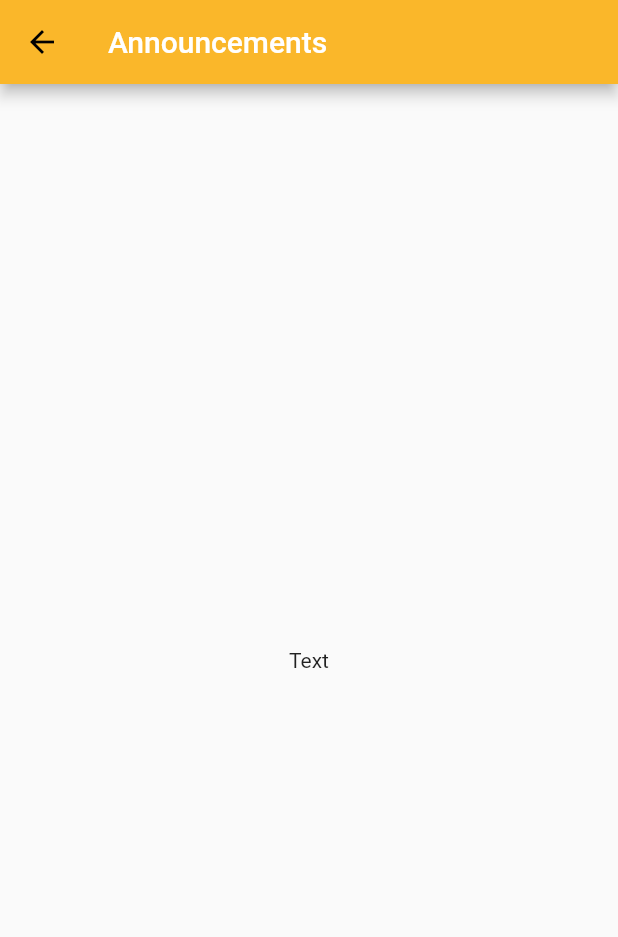
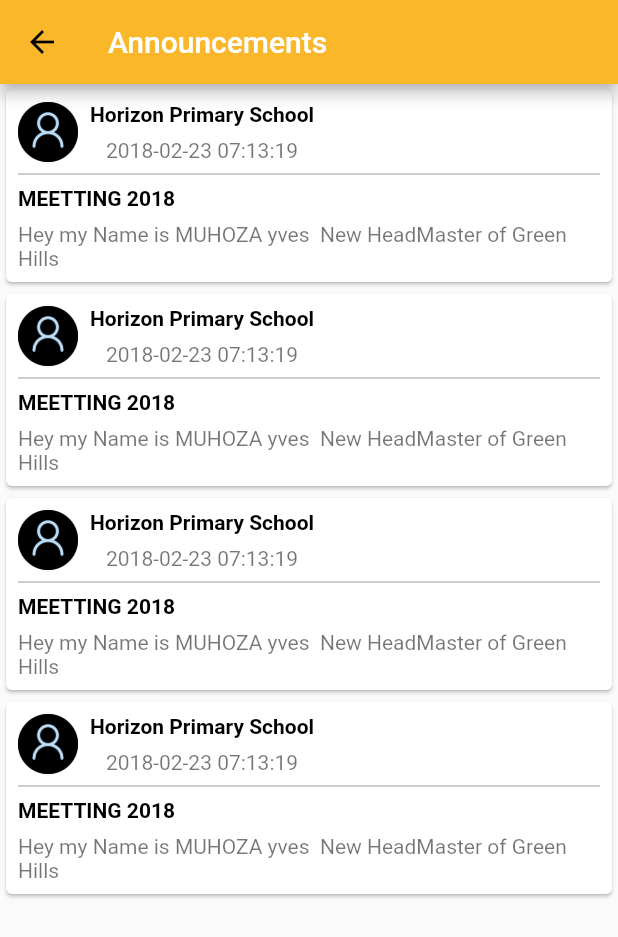
Before and after one commit to mucyomiller/shuriapp, a Flutter app: the AnnouncementScreen screen opened directly, on a phone screen of 412 x 824 dp. Shown: the top 937 px of the screen. Run offline on Flutter 3.47's test engine with Material 2 defaults, Android fonts, the light colour scheme and no system bars; our stand-ins replace cached_network_image, country_code_picker, flutter_spinkit, google_maps_flutter, google_nav_bar, introduction_screen and 3 more; accounts and stored records are empty.

Commit message:
[finishes] announcement screen UI

```diff
--- a/lib/src/screens/announcement_screen.dart
+++ b/lib/src/screens/announcement_screen.dart
@@ -1,4 +1,5 @@
 import 'package:flutter/material.dart';
+import 'package:shuriapp/src/widgets/announcement_card.dart';
 
 class AnnouncementScreen extends StatelessWidget {
   @override
@@ -11,8 +12,13 @@ class AnnouncementScreen extends StatelessWidget {
         ),
       ),
       body: Container(
-        child: Center(
-          child: Text('Text'),
+        child: ListView(
+          children: <Widget>[
+            AnnouncementCard(),
+            AnnouncementCard(),
+            AnnouncementCard(),
+            AnnouncementCard(),
+          ],
         ),
       ),
     );
--- /dev/null
+++ b/lib/src/widgets/announcement_card.dart
@@ -0,0 +1,62 @@
+import 'package:flutter/material.dart';
+
+class AnnouncementCard extends StatelessWidget {
+  @override
+  Widget build(BuildContext context) {
+    return Card(
+      child: Padding(
+        padding: const EdgeInsets.all(8.0),
+        child: Column(
+          children: <Widget>[
+            Row(
+              children: <Widget>[
+                CircleAvatar(
+                  child: Image.asset('assets/default_avatar.png'),
+                ),
+                SizedBox(
+                  width: 8,
+                ),
+                Column(
+                  children: <Widget>[
+                    Text(
+                      'Horizon Primary School',
+                      style: TextStyle(
+                          color: Colors.black, fontWeight: FontWeight.bold),
+                    ),
+                    SizedBox(
+                      height: 8,
+                    ),
+                    Text(
+                      '2018-02-23 07:13:19',
+                      style: TextStyle(color: Colors.black54),
+                    )
+                  ],
+                )
+              ],
+            ),
+            Divider(
+              color: Colors.grey,
+            ),
+            Column(
+              crossAxisAlignment: CrossAxisAlignment.start,
+              children: <Widget>[
+                Text(
+                  'MEETTING 2018',
+                  style: TextStyle(
+                      color: Colors.black, fontWeight: FontWeight.bold),
+                ),
+                SizedBox(
+                  height: 8,
+                ),
+                Text(
+                  'Hey my Name is MUHOZA yves  New HeadMaster of Green Hills',
+                  style: TextStyle(color: Colors.black54),
+                )
+              ],
+            )
+          ],
+        ),
+      ),
+    );
+  }
+}
```
